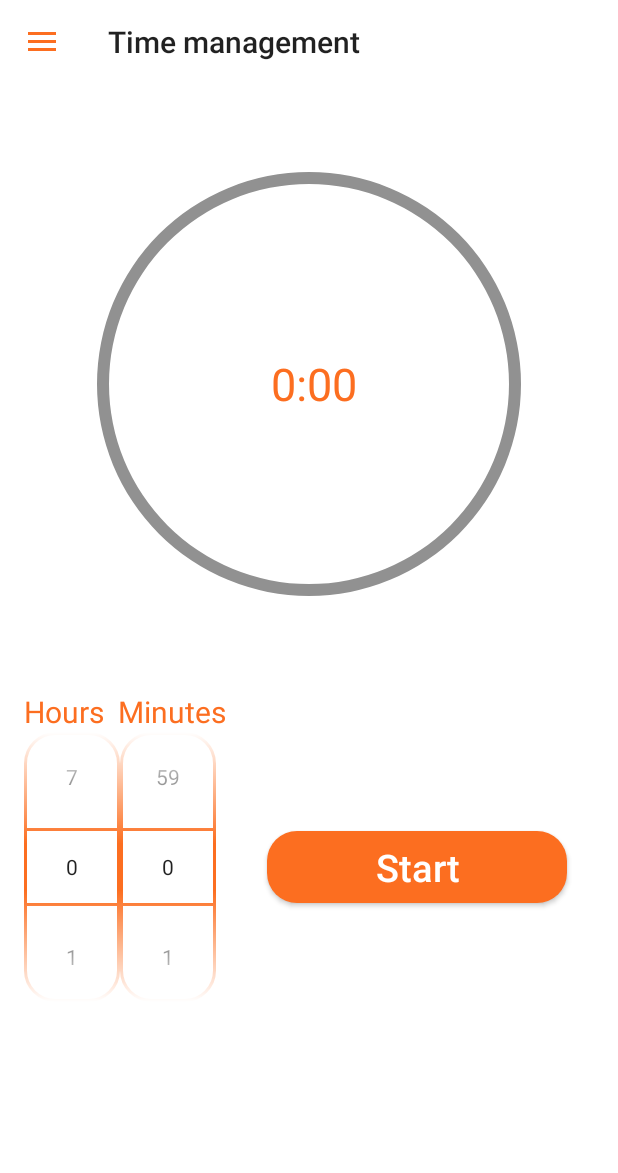
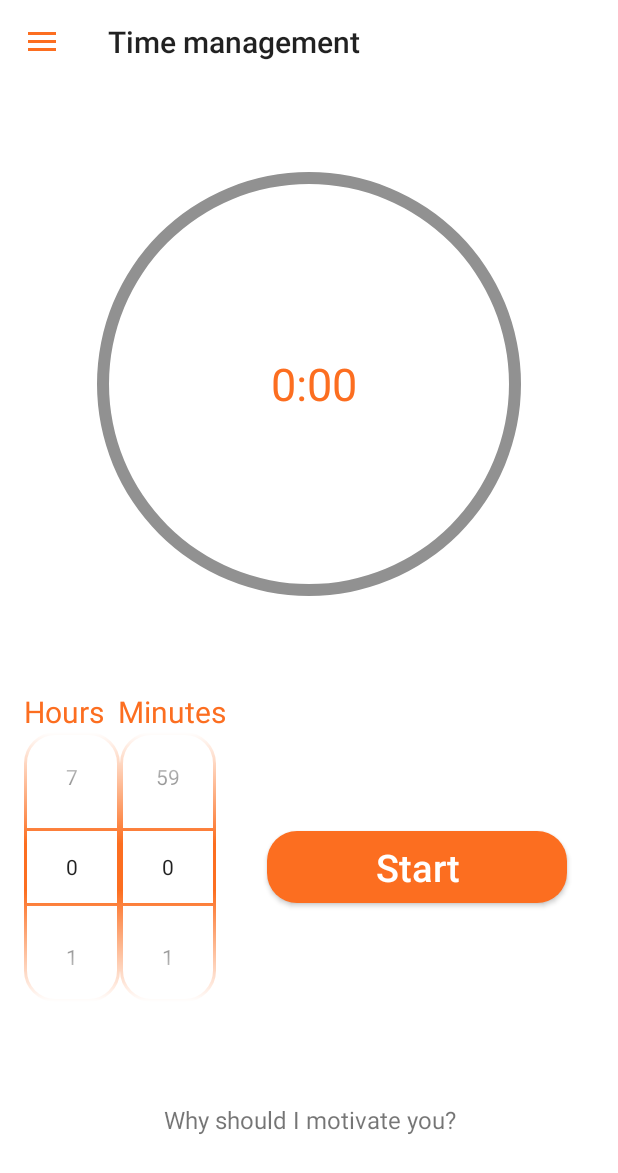
Before and after one commit to vaskomike/All4learnFragments, an Android app: the screen it shows after launch once a user with an empty profile is signed in (DrawerActivity), in the side drawer, after a tap on "Time management", on a phone screen of 412 x 824 dp. Shown: the top 1173 px of the screen. Run offline under Robolectric (Android 15) with nearby library versions, the phone set to English and light mode, and no system bars; our stand-ins replace Firebase (no records; nobody signed in at launch, a user with empty details on screens opened directly); libraries missing offline, so code that uses them is left out: com.firebase.ui; Roboto replaces fonts that are not available here.

Commit message:
Fonts added

```diff
--- a/app/src/main/java/com/example/all4learnfragments/concentration/ConcentrationFragment.java
+++ b/app/src/main/java/com/example/all4learnfragments/concentration/ConcentrationFragment.java
@@ -152,15 +152,11 @@ public class ConcentrationFragment extends Fragment {
     }
 
     private void makeText() {
-        String concentrationMotivation = getString(R.string.concentration_motivation);
-        String concentrationMotivation2 = getString(R.string.concentration_motivation_2);
-        String concentrationMotivation3 = getString(R.string.concentration_motivation_3);
-        String concentrationMotivation4 = getString(R.string.concentration_motivation_4);
-        ArrayList<String> quotes = new ArrayList<>();
-        quotes.add(1, concentrationMotivation);
-        quotes.add(2, concentrationMotivation2);
-        quotes.add(3, concentrationMotivation3);
-        quotes.add(4, concentrationMotivation4);
+        ArrayList<Integer> quotes = new ArrayList<Integer>();
+        quotes.add(R.string.concentration_motivation);
+        quotes.add(R.string.concentration_motivation_2);
+        quotes.add(R.string.concentration_motivation_3);
+        quotes.add(R.string.concentration_motivation_4);
         motivate.setText(quotes.get((int) (Math.random() * 4)));
     }
 }
--- a/app/src/main/java/com/example/all4learnfragments/concentration/NotificationService.java
+++ b/app/src/main/java/com/example/all4learnfragments/concentration/NotificationService.java
@@ -26,7 +26,7 @@
 //
 //    public int onStartCommand(Intent intent, int flags, int startId) {
 //        try {
-//            TimeUnit.SECONDS.sleep(5);
+//            TimeUnit.SECONDS.sleep(0);
 //        } catch (InterruptedException e) {
 //            e.printStackTrace();
 //        }
@@ -38,7 +38,7 @@
 //        // 1-я часть
 //        Notification notif = new Notification(R.drawable.progress_bar, "We are watching you" ,
 //                System.currentTimeMillis());
-
+//
 //        // 3-я часть
 //        Intent intent = new Intent(this, ConcentrationFragment.class);
 //           intent.putExtra(ConcentrationFragment.FILE_NAME, "somefile");
--- a/app/src/main/res/drawable/ic_star_silver_24dp.xml
+++ b/app/src/main/res/drawable/ic_star_silver_24dp.xml
@@ -1,5 +1,5 @@
 <vector android:height="24dp" android:tint="#919191"
     android:viewportHeight="24.0" android:viewportWidth="24.0"
     android:width="24dp" xmlns:android="http://schemas.android.com/apk/res/android">
-    <path android:fillColor="#FF000000" android:pathData="M12,17.27L18.18,21l-1.64,-7.03L22,9.24l-7.19,-0.61L12,2 9.19,8.63 2,9.24l5.46,4.73L5.82,21z"/>
+    <path android:fillColor="#FC6E20" android:pathData="M12,17.27L18.18,21l-1.64,-7.03L22,9.24l-7.19,-0.61L12,2 9.19,8.63 2,9.24l5.46,4.73L5.82,21z"/>
 </vector>
```
